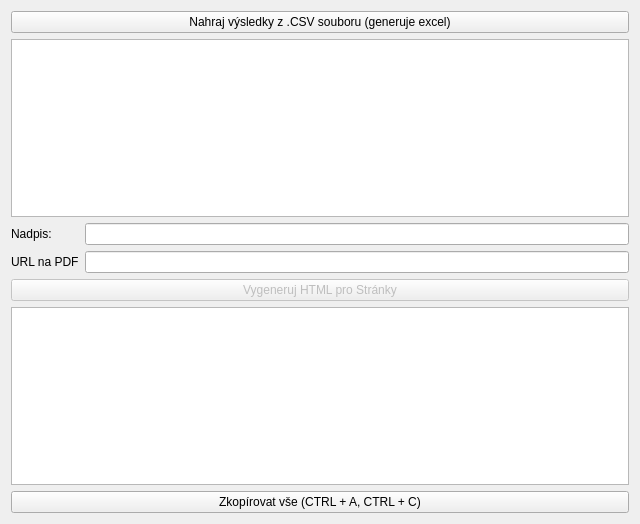
Old version of the form teamresultswindow.ui in the repository jjunior776/pekelnik.
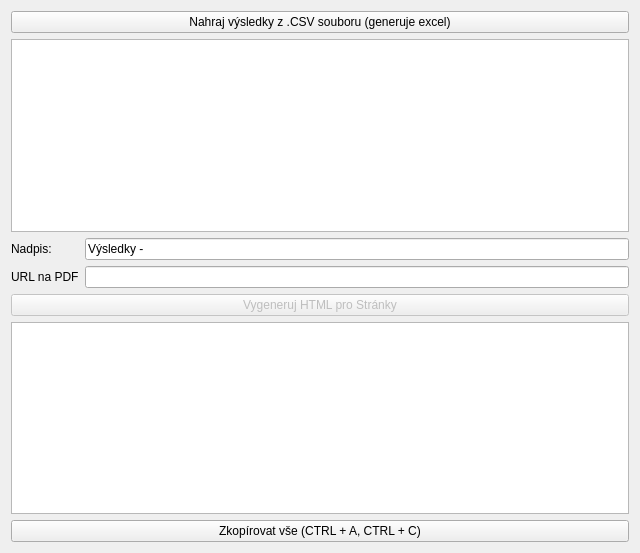
New version of the form. Icons and pictures are not drawn.

```diff
--- a/teamresultswindow.ui
+++ b/teamresultswindow.ui
@@ -7,7 +7,7 @@
     <x>0</x>
     <y>0</y>
     <width>640</width>
-    <height>524</height>
+    <height>553</height>
    </rect>
   </property>
   <property name="sizePolicy">
@@ -48,7 +48,11 @@
       </widget>
      </item>
      <item row="0" column="1">
-      <widget class="QLineEdit" name="highlightEdit"/>
+      <widget class="QLineEdit" name="highlightEdit">
+       <property name="text">
+        <string>Výsledky - </string>
+       </property>
+      </widget>
      </item>
      <item row="1" column="0">
       <widget class="QLabel" name="label_2">
```
